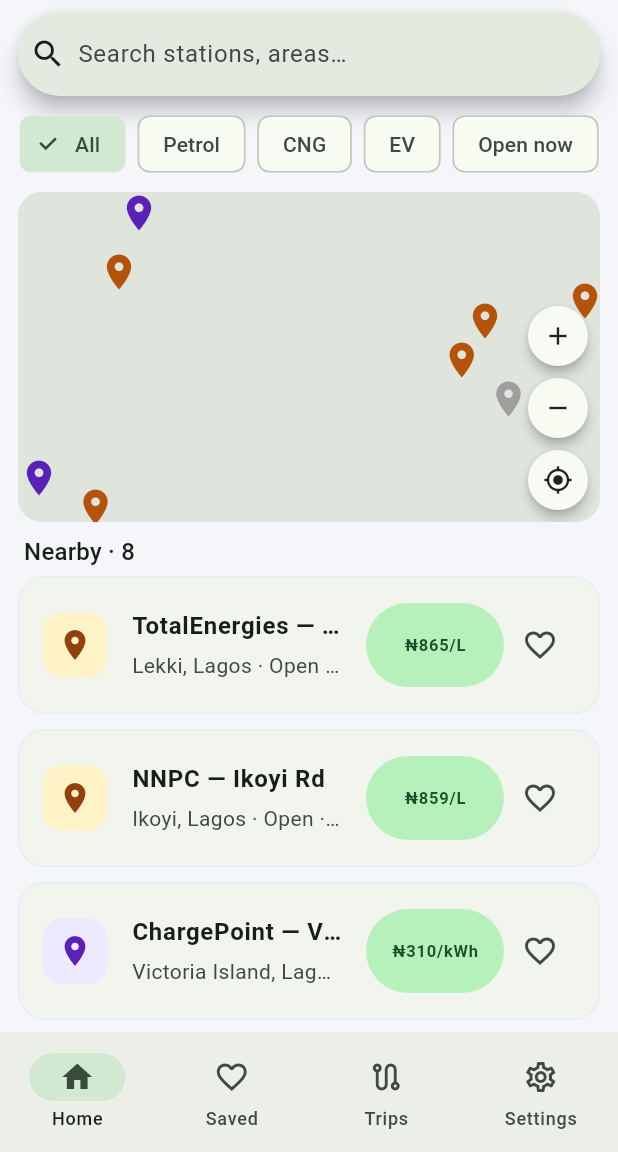
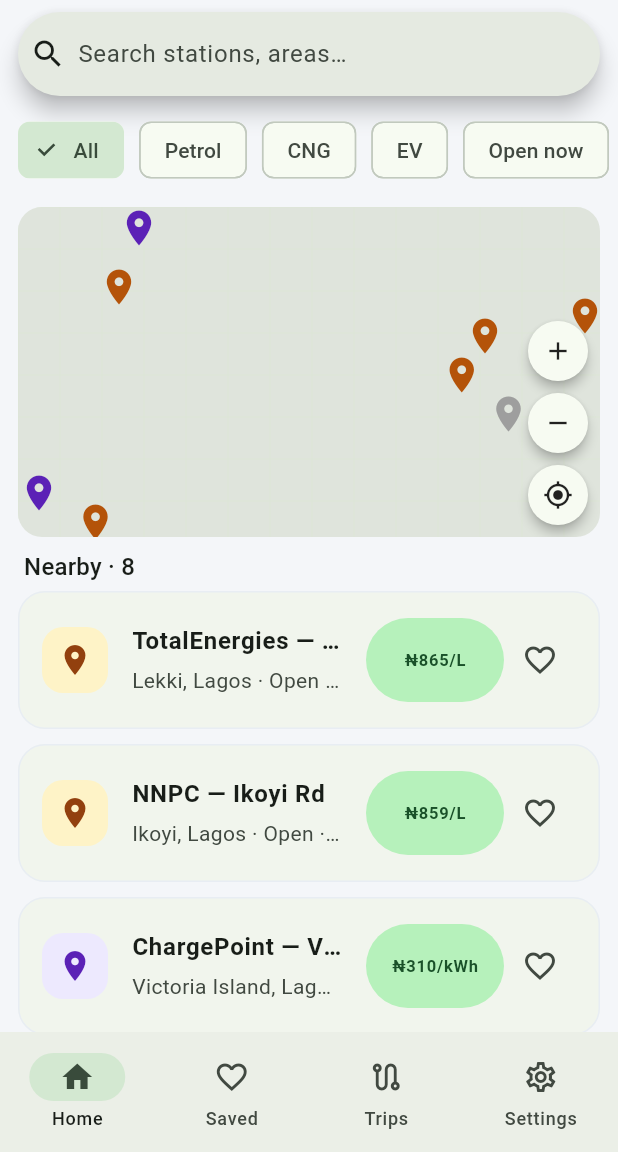
Before and after one commit to Precious08/TankUp, a Flutter app: the screen it shows after launch, on a phone screen of 412 x 824 dp, the part 84-1236 px from its top. Run offline on Flutter 3.47's test engine with Material 3 defaults, Android fonts, the phone set to English and light mode, and no system bars; our stand-ins replace flutter_riverpod, flutter_tts, geolocator, image_picker, shared_preferences, supabase_flutter; accounts and stored records are empty.

Commit message:
Breathing room: search, chips, map spacing

```diff
--- a/app/lib/features/home/home_screen.dart
+++ b/app/lib/features/home/home_screen.dart
@@ -62,12 +62,12 @@
               ),
               SingleChildScrollView(
                 scrollDirection: Axis.horizontal,
-                padding: const EdgeInsets.symmetric(horizontal: 12, vertical: 8),
+                padding: const EdgeInsets.fromLTRB(12, 12, 12, 4),
                 child: Row(
                   children: [
                     for (final opt in const [null, Fuel.petrol, Fuel.cng, Fuel.ev])
                       Padding(
-                        padding: const EdgeInsets.only(right: 8),
+                        padding: const EdgeInsets.only(right: 10),
                         child: FilterChip(
                           label: Text(opt == null ? 'All' : fuelName(opt)),
                           selected: f.fuel == opt,
@@ -82,6 +82,7 @@
                   ],
                 ),
               ),
+              const SizedBox(height: 10),
               SizedBox(height: 220, child: _MapView(stations: items)),
               if (cmp.isNotEmpty)
                 Padding(
```
